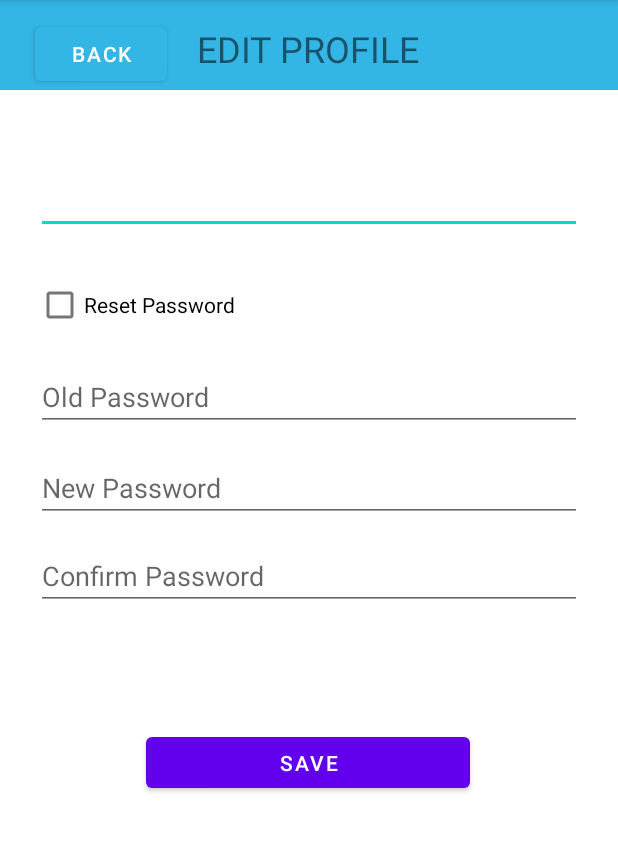
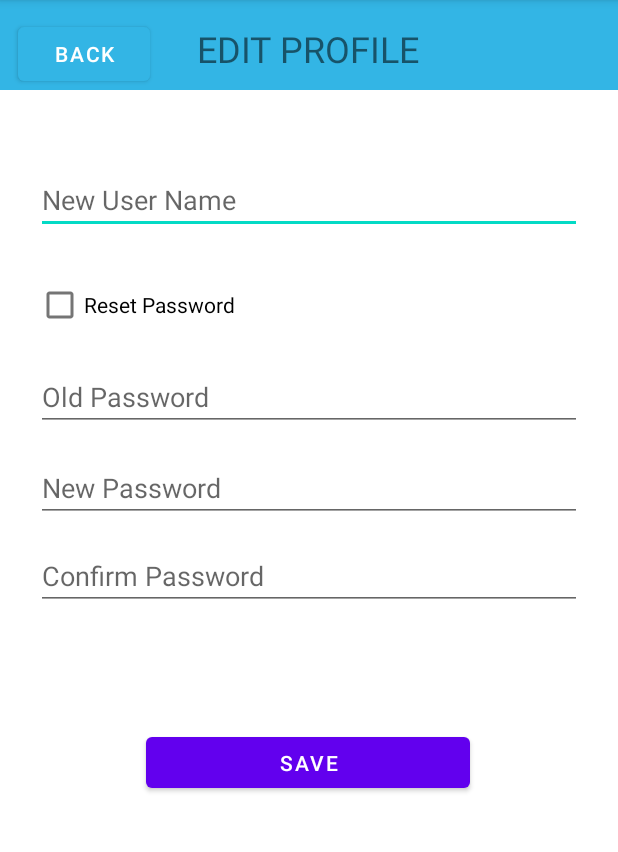
Before and after one commit to fabioturazzidouglas/Seek-Trade, an Android app: the EditProfile screen opened directly, with no data from a screen before it, on a phone screen of 412 x 824 dp, the part 84-936 px from its top. Run offline under Robolectric (Android 15) with nearby library versions, the phone set to English and light mode, and no system bars; our stand-ins replace Firebase (no records; nobody signed in at launch, a user with empty details on screens opened directly).

Commit message:
Fixed warnings in multiple views, by adding string resources and autofill hints

```diff
--- a/app/src/main/java/com/example/seektradeapp/Login.java
+++ b/app/src/main/java/com/example/seektradeapp/Login.java
@@ -44,10 +44,6 @@ public class Login extends AppCompatActivity {
         fAuth = FirebaseAuth.getInstance();
         progBar = findViewById(R.id.progressBar2);
 
-//        if(fAuth.getCurrentUser() != null) {
-//            startActivity(new Intent(getApplicationContext(), SearchPostsActivity.class));
-//            finish();
-//        }
 
         loginBtn.setOnClickListener(new View.OnClickListener() {
             @Override
--- a/app/src/main/java/com/example/seektradeapp/Post.java
+++ b/app/src/main/java/com/example/seektradeapp/Post.java
@@ -1,8 +1,4 @@
 package com.example.seektradeapp;
-
-
-
-
 
 public class Post {
     private int postId;
--- a/app/src/main/java/com/example/seektradeapp/SearchPostsActivity.java
+++ b/app/src/main/java/com/example/seektradeapp/SearchPostsActivity.java
@@ -36,7 +36,6 @@ public class SearchPostsActivity extends AppCompatActivity {
     protected void onResume() {
         super.onResume();
 
-        //Toast.makeText(SearchPostsActivity.class, "Post created", Toast.LENGTH_LONG).show()\\
         try {
             String title ="";
                     getIntent().getExtras().getString("title");
--- a/app/src/main/java/com/example/seektradeapp/UserProfile.java
+++ b/app/src/main/java/com/example/seektradeapp/UserProfile.java
@@ -28,11 +28,6 @@ public class UserProfile extends AppCompatActivity {
         ImageView backButton;
 
         fAuth = FirebaseAuth.getInstance();
-
-//        if(fAuth.getCurrentUser() == null) {
-//            startActivity(new Intent(getApplicationContext(), Login.class));
-//            finish();
-//        }
 
         // get email of current user
         String userEmail = fAuth.getCurrentUser().getEmail();
--- a/app/src/main/res/layout/activity_edit_profile.xml
+++ b/app/src/main/res/layout/activity_edit_profile.xml
@@ -25,7 +25,6 @@
         android:layout_marginTop="16dp"
         android:text="@string/editProfile"
         android:textSize="24sp"
-        app:layout_constraintBottom_toBottomOf="@+id/toolbar3"
         app:layout_constraintEnd_toEndOf="parent"
         app:layout_constraintHorizontal_bias="0.498"
         app:layout_constraintStart_toStartOf="parent"
@@ -38,11 +37,10 @@
         android:layout_marginTop="12dp"
         android:layout_marginEnd="20dp"
         android:layout_marginRight="20dp"
-        android:text="Back"
+        android:text="@string/back"
         app:backgroundTint="#33B5E5"
-        app:layout_constraintBottom_toBottomOf="@+id/toolbar3"
         app:layout_constraintEnd_toStartOf="@+id/textViewPostCreate2"
-        app:layout_constraintStart_toStartOf="@+id/toolbar3"
+        app:layout_constraintStart_toStartOf="parent"
         app:layout_constraintTop_toTopOf="parent" />
 
     <EditText
@@ -54,7 +52,9 @@
         android:layout_marginTop="32dp"
         android:layout_marginEnd="24dp"
         android:layout_marginRight="24dp"
+        android:autofillHints=""
         android:ems="10"
+        android:hint="@string/newUserName"
         android:inputType="textPersonName"
         app:layout_constraintBottom_toBottomOf="parent"
         app:layout_constraintEnd_toEndOf="parent"
@@ -69,7 +69,7 @@
         android:layout_width="wrap_content"
         android:layout_height="wrap_content"
         android:layout_marginTop="23dp"
-        android:text="Reset Password"
+        android:text="@string/reset_password"
         app:layout_constraintBottom_toBottomOf="parent"
         app:layout_constraintEnd_toEndOf="parent"
         app:layout_constraintHorizontal_bias="0.086"
@@ -86,14 +86,15 @@
         android:layout_marginEnd="24dp"
         android:layout_marginRight="24dp"
         android:ems="10"
-        android:hint="Old Password"
+        android:hint="@string/old_password"
         android:inputType="textPassword"
         app:layout_constraintBottom_toBottomOf="parent"
         app:layout_constraintEnd_toEndOf="parent"
         app:layout_constraintHorizontal_bias="0.0"
         app:layout_constraintStart_toStartOf="parent"
         app:layout_constraintTop_toBottomOf="@+id/resetPasswordChcBx"
-        app:layout_constraintVertical_bias="0.03" />
+        app:layout_constraintVertical_bias="0.03"
+        android:autofillHints="" />
 
     <EditText
         android:id="@+id/newPassword"
@@ -104,14 +105,15 @@
         android:layout_marginEnd="24dp"
         android:layout_marginRight="24dp"
         android:ems="10"
-        android:hint="New Password"
+        android:hint="@string/new_password"
         android:inputType="textPassword"
         app:layout_constraintBottom_toBottomOf="parent"
         app:layout_constraintEnd_toEndOf="parent"
         app:layout_constraintHorizontal_bias="0.0"
         app:layout_constraintStart_toStartOf="parent"
         app:layout_constraintTop_toBottomOf="@+id/textOldPassword"
-        app:layout_constraintVertical_bias="0.035" />
+        app:layout_constraintVertical_bias="0.035"
+        android:autofillHints="" />
 
     <EditText
         android:id="@+id/confirmNewPassword"
@@ -122,20 +124,21 @@
         android:layout_marginEnd="24dp"
         android:layout_marginRight="24dp"
         android:ems="10"
-        android:hint="Confirm Password"
+        android:hint="@string/confirm_password"
         android:inputType="textPassword"
         app:layout_constraintBottom_toBottomOf="parent"
         app:layout_constraintEnd_toEndOf="parent"
         app:layout_constraintHorizontal_bias="0.0"
         app:layout_constraintStart_toStartOf="parent"
         app:layout_constraintTop_toBottomOf="@+id/newPassword"
-        app:layout_constraintVertical_bias="0.035" />
+        app:layout_constraintVertical_bias="0.035"
+        android:autofillHints="" />
 
     <Button
         android:id="@+id/saveChangesBtn"
         android:layout_width="216dp"
         android:layout_height="46dp"
-        android:text="Save"
+        android:text="@string/save"
         app:layout_constraintBottom_toBottomOf="parent"
         app:layout_constraintEnd_toEndOf="parent"
         app:layout_constraintHorizontal_bias="0.497"
--- a/app/src/main/res/layout/activity_post_preview.xml
+++ b/app/src/main/res/layout/activity_post_preview.xml
@@ -61,7 +61,7 @@
         android:layout_marginStart="16dp"
         android:layout_marginLeft="16dp"
         android:layout_marginTop="16dp"
-        android:text="TextView"
+        android:text="@string/textview"
         app:layout_constraintStart_toStartOf="parent"
         app:layout_constraintTop_toBottomOf="@+id/textViewPreviewUser" />
 
--- a/app/src/main/res/layout/allmyposts.xml
+++ b/app/src/main/res/layout/allmyposts.xml
@@ -9,7 +9,9 @@
         android:layout_width="0dp"
         android:layout_height="match_parent"
         android:layout_weight="0.5"
+        android:contentDescription="@string/post_photo"
         android:paddingLeft="10dp"
+        android:paddingRight="0dp"
         app:srcCompat="@drawable/no_images_added" />
 
     <TextView
@@ -19,13 +21,15 @@
         android:layout_weight="1"
         android:gravity="center_vertical"
         android:paddingLeft="8dp"
-        android:text="TextView" />
+        android:paddingRight="0dp"
+        android:text="@string/textview" />
 
     <ImageView
         android:id="@+id/imageViewOptionBtn"
         android:layout_width="0dp"
         android:layout_height="match_parent"
         android:layout_weight="0.2"
+        android:contentDescription="@string/edit_post"
         android:paddingLeft="10dp"
         android:paddingRight="10dp"
         app:srcCompat="@android:drawable/ic_menu_edit" />
```
Also changed, not shown: app/src/main/res/layout/activity_create_post.xml (+14 -0 lines), app/src/main/res/layout/activity_login.xml (+11 -9 lines), app/src/main/res/layout/activity_modify_my_post.xml (+14 -1 lines), app/src/main/res/layout/activity_post_details.xml (+6 -1 lines), app/src/main/res/layout/activity_register.xml (+8 -5 lines), app/src/main/res/layout/activity_search_posts.xml (+8 -2 lines), app/src/main/res/layout/activity_user_profile.xml (+15 -14 lines), app/src/main/res/layout/activity_view_my_posts.xml (+5 -2 lines), app/src/main/res/layout/listview_item.xml (+6 -3 lines), app/src/main/res/values/strings.xml (+29 -0 lines).
